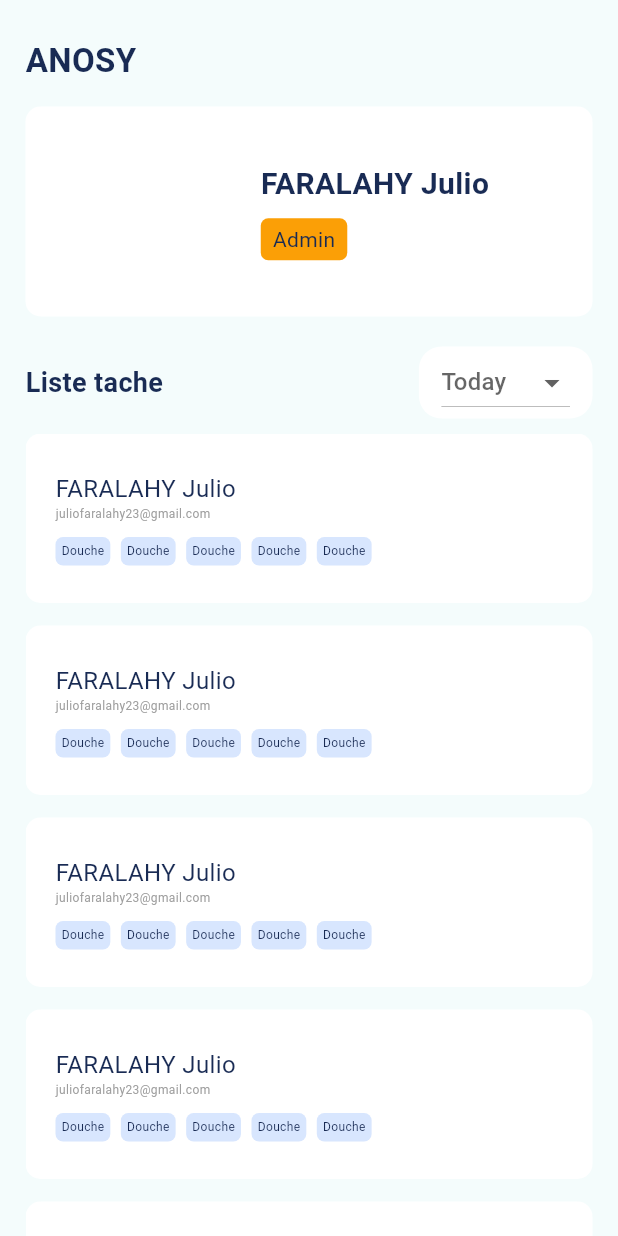
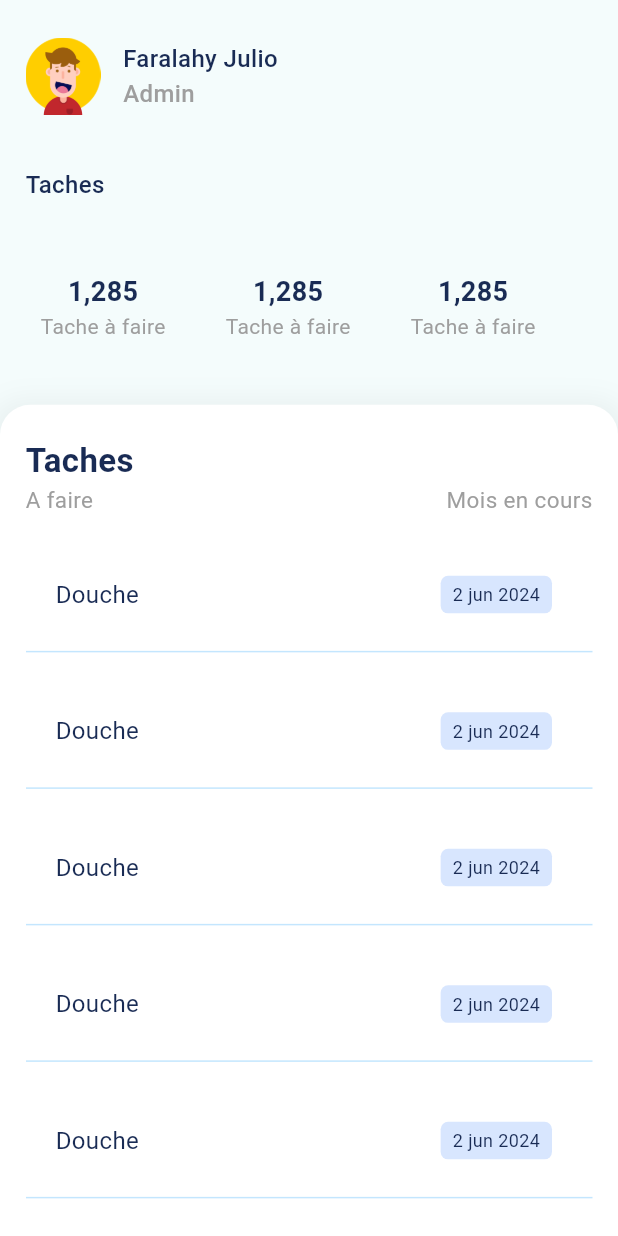
Before and after one commit to Julio23F/domestiK, a Flutter app: the screen it shows after launch, on a phone screen of 412 x 824 dp. Run offline on Flutter 3.47's test engine with Material 3 defaults, Android fonts, the phone set to English and light mode, and no system bars; our stand-ins replace page_transition.

Commit message:
UI userPage

```diff
--- a/lib/main.dart
+++ b/lib/main.dart
@@ -1,5 +1,6 @@
 import 'package:domestik/pages/auth/login.dart';
 import 'package:domestik/pages/homePage.dart';
+import 'package:domestik/pages/userPage.dart';
 import 'package:flutter/material.dart';
 
 void main() {
@@ -18,7 +19,7 @@ class MyApp extends StatelessWidget {
         useMaterial3: true,
       ),
       debugShowCheckedModeBanner: false,
-      home: HomePage(),
+      home: Userpage(),
     );
   }
 }
--- /dev/null
+++ b/lib/pages/userPage.dart
@@ -0,0 +1,223 @@
+import 'package:flutter/cupertino.dart';
+import 'package:flutter/material.dart';
+import 'package:flutter/widgets.dart';
+
+class Userpage extends StatefulWidget {
+  const Userpage({super.key});
+
+  @override
+  State<Userpage> createState() => _UserpageState();
+}
+
+class _UserpageState extends State<Userpage> {
+  @override
+  Widget build(BuildContext context) {
+    final textColor = Color(0xff192b54);
+
+    return Scaffold(
+      body: Container(
+        color: Color(0xffF4FCFC),
+        width: MediaQuery.of(context).size.width,
+        padding: EdgeInsets.only(top: 25),
+        child: SafeArea(
+          child: Column(
+            crossAxisAlignment: CrossAxisAlignment.start,
+            children: [
+              Container(
+                padding: EdgeInsets.only(left: 17, right: 17),
+                margin: EdgeInsets.only(bottom: 35),
+                child: Row(
+                  children: [
+                    Image.asset(
+                      "assets/images/avatar.png",
+                      width: 50,
+                    ),
+                    SizedBox(width: 15),
+                    Column(
+                      crossAxisAlignment: CrossAxisAlignment.start,
+                      children: [
+                        Text(
+                          'Faralahy Julio',
+                          style: TextStyle(
+                            fontSize: 16,
+                            fontWeight: FontWeight.w500,
+                            color: textColor,
+                          ),
+                        ),
+                        Text(
+                          'Admin',
+                          style: TextStyle(
+                            fontSize: 16,
+                            fontWeight: FontWeight.w500,
+                            color: Colors.grey,
+                          ),
+                        ),
+                      ],
+                    ),
+                  ],
+                ),
+              ),
+              Container(
+                padding: EdgeInsets.only(left: 17, right: 17),
+                margin: EdgeInsets.only(bottom: 15),
+                child: Column(
+                  crossAxisAlignment: CrossAxisAlignment.start,
+                  children: [
+                    Text(
+                      "Taches",
+                      style: TextStyle(
+                        fontSize: 16,
+                        fontWeight: FontWeight.w500,
+                        color: textColor,
+                      ),
+                    ),
+                    SizedBox(height: 20),
+                    SizedBox(
+                      height: 100,
+                      child: ListView.separated(
+                        scrollDirection: Axis.horizontal,
+                        separatorBuilder: (context, index) => SizedBox(width: 20),
+                        itemCount: 4,
+                        itemBuilder: (context, index) => Container(
+                          margin: EdgeInsets.symmetric(horizontal: 10),
+                          child: Column(
+                            mainAxisAlignment: MainAxisAlignment.center,
+                            children: [
+                              Text(
+                                "1,285",
+                                style: TextStyle(
+                                  fontSize: 18,
+                                  fontWeight: FontWeight.bold,
+                                  color: textColor,
+                                ),
+                              ),
+                              Text(
+                                "Tache à faire",
+                                style: TextStyle(
+                                  fontSize: 14,
+                                  color: Colors.grey,
+                                ),
+                              ),
+                            ],
+                          ),
+                        ),
+                      ),
+                    ),
+                  ],
+                ),
+              ),
+
+              Expanded(
+                child: Container(
+                  padding: EdgeInsets.symmetric(vertical: 22, horizontal: 17),
+                  decoration: BoxDecoration(
+                    color: Colors.white,
+                    borderRadius: BorderRadius.only(
+                      topLeft: Radius.circular(20),
+                      topRight: Radius.circular(20),
+                    ),
+                    boxShadow: [
+                      BoxShadow(
+                        color: Colors.black.withOpacity(0.05),
+                        spreadRadius: 5,
+                        blurRadius: 15,
+                        offset: Offset(0, 3),
+                      ),
+                    ],
+                  ),
+                  child: Column(
+                    crossAxisAlignment: CrossAxisAlignment.start,
+                    children: [
+                      Text(
+                        "Taches",
+                        style: TextStyle(
+                            color: textColor,
+                            fontSize: 22,
+                            fontWeight: FontWeight.bold
+                        ),
+                      ),
+                      Row(
+                        mainAxisAlignment: MainAxisAlignment.spaceBetween,
+                        children: [
+                          Text(
+                            "A faire",
+                            style: TextStyle(
+                              color: Colors.grey,
+                              fontSize: 15,
+                              fontWeight: FontWeight.w400
+                            ),
+                          ),
+                          Text(
+                            "Mois en cours",
+                            style: TextStyle(
+                                color: Colors.grey,
+                                fontSize: 15,
+                                fontWeight: FontWeight.w400
+                            ),
+                          ),
+                        ],
+                      ),
+                      SizedBox(height: 15,),
+
+                      Container(
+                        child: Expanded(
+                          child: SingleChildScrollView(
+                            child: Column(
+                              children: [
+                                for(var i = 0; i < 15; i++)
+                                  Container(
+                                      margin: EdgeInsets.only(bottom: 15),
+                                      width: MediaQuery.of(context).size.width,
+                                      padding: EdgeInsets.symmetric(vertical: 25, horizontal: 20),
+                                      decoration: BoxDecoration(
+                                          border: Border(bottom: BorderSide(color: Color(0xff3cadfc).withOpacity(0.3), width: 1))
+                                      ),
+                                      child: Row(
+                                        mainAxisAlignment: MainAxisAlignment.spaceBetween,
+                                        children: [
+                                          Text(
+                                            "Douche",
+                                            style: TextStyle(
+                                              color: textColor,
+                                              fontSize: 16,
+
+                                            ),
+                                          ),
+                                          Container(
+                                            margin: EdgeInsets.only(right: 7),
+                                            decoration: BoxDecoration(
+                                                color: Color(0xffd8e6fe),
+                                                borderRadius: BorderRadius.circular(5)
+                                            ),
+                                            padding: EdgeInsets.symmetric(vertical: 4, horizontal: 8),
+                                            child: Text(
+                                              "2 jun 2024",
+                                              style: TextStyle(
+                                                color: textColor,
+                                                fontSize: 12
+                                              ),
+                                            ),
+
+                                          )
+
+                                        ],
+                                      )
+                                  ),
+
+
+                              ],
+                            ),
+                          ),
+                        ),
+                      )
+                    ],
+                  ),
+                ),
+              )
+            ],
+          ),
+        ),
+      ),
+    );
+  }
+}
```
